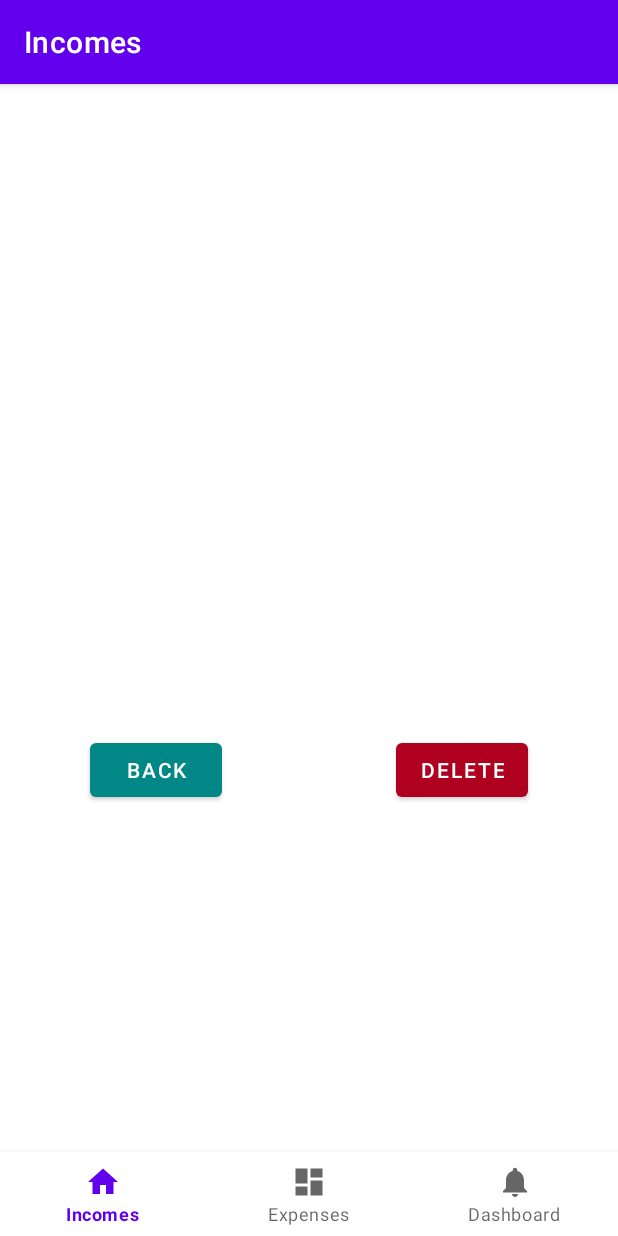
After one commit to AntoineCouck/Android_examen, an Android app: the fragment detailsFragment placed in its activity, on a phone screen of 412 x 824 dp. The commit adds this screen. Run offline under Robolectric (Android 15) with nearby library versions, the phone set to English and light mode, and no system bars; our stand-ins replace Room's generated code, navigation-ui; libraries missing offline, so code that uses them is left out: com.jakewharton.threetenabp; 1 statement that could not run was skipped.

Commit message:
Details freagment added

```diff
--- a/app/src/main/java/com/example/android_examen_couckantoine/Adapters/Income_RecyclerAdapter.java
+++ b/app/src/main/java/com/example/android_examen_couckantoine/Adapters/Income_RecyclerAdapter.java
@@ -36,21 +36,18 @@ public class Income_RecyclerAdapter  extends RecyclerView.Adapter<Income_Recycle
             amount = itemView.findViewById(R.id.tv_card_amount);
             card = itemView.findViewById(R.id.budget_card);
 
-            card.setOnClickListener(new View.OnClickListener() {
-                @Override
-                public void onClick(View view) {
+            card.setOnClickListener(view -> {
 
-//                    int position = getAdapterPosition();
-//                    Budget_item toPass = AllBudget.get(position);
-//
-//                    Bundle data = new Bundle();
-//
-//                    data.putSerializable("Budget_item" , toPass);
-//
-//                    Navigation.findNavController(itemView).navigate(R.id.action_navigation_home_to_createFragment);
+                int position = getAdapterPosition();
+                Budget_item toPass = AllBudget.get(position);
+
+                Bundle data = new Bundle();
+
+                data.putSerializable("Budget" , toPass);
+
+                Navigation.findNavController(itemView).navigate(R.id.action_navigation_home_to_details);
 
 
-                }
             });
 
         }
--- a/app/src/main/java/com/example/android_examen_couckantoine/Viewmodel/BudgetViewModel.java
+++ b/app/src/main/java/com/example/android_examen_couckantoine/Viewmodel/BudgetViewModel.java
@@ -73,4 +73,14 @@ public class BudgetViewModel extends AndroidViewModel {
 
     }
 
+    public void Delete(Budget_item item){
+
+        Budgetdatabase.databaseexe.execute(() ->
+
+                database.getDAO().deleteBudget(item)
+
+                );
+
+    }
+
 }
--- /dev/null
+++ b/app/src/main/java/com/example/android_examen_couckantoine/ui/other/detailsFragment.java
@@ -0,0 +1,114 @@
+package com.example.android_examen_couckantoine.ui.other;
+
+import android.content.Context;
+import android.graphics.Color;
+import android.os.Bundle;
+
+import androidx.annotation.NonNull;
+import androidx.annotation.Nullable;
+import androidx.fragment.app.Fragment;
+import androidx.fragment.app.FragmentActivity;
+import androidx.lifecycle.ViewModelProvider;
+import androidx.navigation.Navigation;
+
+import android.view.LayoutInflater;
+import android.view.View;
+import android.view.ViewGroup;
+import android.widget.Button;
+import android.widget.TextView;
+import android.widget.Toast;
+
+import com.example.android_examen_couckantoine.Models.BudgetType;
+import com.example.android_examen_couckantoine.Models.Budget_item;
+import com.example.android_examen_couckantoine.R;
+import com.example.android_examen_couckantoine.Viewmodel.BudgetViewModel;
+import com.example.android_examen_couckantoine.Viewmodel.MyViewModelFactory;
+
+
+public class detailsFragment extends Fragment {
+
+    private FragmentActivity mContext;
+
+    @Override
+    public void onAttach(@NonNull Context context) {
+        super.onAttach(context);
+        mContext = (FragmentActivity) context;
+    }
+
+
+    public detailsFragment() {
+        // Required empty public constructor
+    }
+
+
+
+    public static detailsFragment newInstance() {
+        detailsFragment fragment = new detailsFragment();
+        return fragment;
+    }
+
+    @Override
+    public void onCreate(Bundle savedInstanceState) {
+        super.onCreate(savedInstanceState);
+
+    }
+
+    @Override
+    public View onCreateView(LayoutInflater inflater, ViewGroup container,
+                             Bundle savedInstanceState) {
+        // Inflate the layout for this fragment
+        return inflater.inflate(R.layout.fragment_details, container, false);
+    }
+
+    @Override
+    public void onViewCreated(@NonNull View view, @Nullable Bundle savedInstanceState) {
+        super.onViewCreated(view, savedInstanceState);
+        BudgetViewModel viewModel = new ViewModelProvider(this , new MyViewModelFactory(getActivity().getApplication() , 1)).get(BudgetViewModel.class);
+
+        Budget_item passedItem = (getArguments() != null) ? (Budget_item) getArguments().getSerializable("Budget") : null;
+
+        if(passedItem != null){
+
+            TextView tvTitle = view.findViewById(R.id.tv_details_title);
+            TextView tvDescription = view.findViewById(R.id.tv_details_description);
+            TextView tvAmount = view.findViewById(R.id.tv_details_amount);
+            TextView tvDate = view.findViewById(R.id.tv_details_date);
+            TextView tv_type = view.findViewById(R.id.tv_details_type);
+            Button btn_back = view.findViewById(R.id.btn_detaills_back);
+            Button btn_delete = view.findViewById(R.id.btn_details_delete);
+
+            tvTitle.setText(passedItem.getTitle());
+            tvDescription.setText(passedItem.getDescription());
+            tvAmount.setText("€"+passedItem.getAmount());
+            tvDate.setText(passedItem.getCreatedOn().toString());
+            tv_type.setText(passedItem.getType().toString());
+
+            if(passedItem.getDescription() == BudgetType.INCOME.toString()){
+
+                tvAmount.setTextColor(Color.parseColor("#34eb46"));
+
+            } else {
+
+                tvAmount.setTextColor(Color.parseColor("#e82020"));
+
+            }
+
+            btn_back.setOnClickListener(v -> Navigation.findNavController(view).navigateUp());
+
+            btn_delete.setOnClickListener(v -> {
+
+                viewModel.Delete(passedItem);
+                Navigation.findNavController(view).navigateUp();
+
+            });
+
+
+        } else {
+
+            // TODO  if the passedItem is null in details do something
+
+        }
+
+
+    }
+}
--- /dev/null
+++ b/app/src/main/res/layout/fragment_details.xml
@@ -0,0 +1,130 @@
+<?xml version="1.0" encoding="utf-8"?>
+<androidx.constraintlayout.widget.ConstraintLayout xmlns:android="http://schemas.android.com/apk/res/android"
+    xmlns:app="http://schemas.android.com/apk/res-auto"
+    xmlns:tools="http://schemas.android.com/tools"
+    android:id="@+id/frameLayout"
+    android:layout_width="match_parent"
+    android:layout_height="match_parent"
+    tools:context=".ui.other.detailsFragment" >
+
+    <androidx.cardview.widget.CardView
+        android:layout_width="0dp"
+        android:layout_height="wrap_content"
+        android:layout_marginStart="16dp"
+        android:layout_marginLeft="16dp"
+        android:layout_marginEnd="16dp"
+        android:layout_marginRight="16dp"
+        app:cardCornerRadius="5dp"
+        app:cardElevation="5dp"
+        app:layout_constraintEnd_toEndOf="parent"
+        app:layout_constraintStart_toStartOf="parent"
+        app:layout_constraintTop_toTopOf="parent" />
+
+    <TextView
+        android:id="@+id/tv_details_title"
+        android:layout_width="0dp"
+        android:layout_height="wrap_content"
+        android:layout_marginStart="16dp"
+        android:layout_marginLeft="16dp"
+        android:layout_marginTop="54dp"
+        android:layout_marginEnd="16dp"
+        android:layout_marginRight="16dp"
+        android:gravity="center"
+        android:textSize="24sp"
+        app:layout_constraintEnd_toEndOf="parent"
+        app:layout_constraintStart_toStartOf="parent"
+        app:layout_constraintTop_toTopOf="parent"
+        tools:text="Dit is een titel" />
+
+    <TextView
+        android:id="@+id/tv_details_description"
+        android:layout_width="0dp"
+        android:layout_height="wrap_content"
+        android:layout_marginStart="16dp"
+        android:layout_marginLeft="16dp"
+        android:layout_marginTop="24dp"
+        android:layout_marginEnd="16dp"
+        android:layout_marginRight="16dp"
+        android:lines="5"
+        app:layout_constraintEnd_toEndOf="parent"
+        app:layout_constraintStart_toStartOf="parent"
+        app:layout_constraintTop_toBottomOf="@+id/tv_details_title"
+        tools:text="Dit is een beschrijving van een item" />
+
+    <TextView
+        android:id="@+id/tv_details_amount"
+        android:layout_width="0dp"
+        android:layout_height="wrap_content"
+        android:layout_marginStart="16dp"
+        android:layout_marginLeft="16dp"
+        android:layout_marginTop="24dp"
+        android:layout_marginEnd="16dp"
+        android:layout_marginRight="16dp"
+        android:gravity="center"
+        android:textAllCaps="false"
+        android:textSize="20sp"
+        android:textStyle="bold"
+        app:layout_constraintEnd_toEndOf="parent"
+        app:layout_constraintStart_toStartOf="parent"
+        app:layout_constraintTop_toBottomOf="@+id/tv_details_description"
+        tools:text="€140" />
+
+    <TextView
+        android:id="@+id/tv_details_date"
+        android:layout_width="0dp"
+        android:layout_height="wrap_content"
+        android:layout_marginStart="16dp"
+        android:layout_marginLeft="16dp"
+        android:layout_marginTop="24dp"
+        android:layout_marginEnd="16dp"
+        android:layout_marginRight="16dp"
+        android:textSize="12sp"
+        android:textStyle="italic"
+        app:layout_constraintEnd_toEndOf="parent"
+        app:layout_constraintHorizontal_bias="0.0"
+        app:layout_constraintStart_toStartOf="parent"
+        app:layout_constraintTop_toBottomOf="@+id/tv_details_amount"
+        tools:text="12-09-99" />
+
+    <TextView
+        android:id="@+id/tv_details_type"
+        android:layout_width="wrap_content"
+        android:layout_height="wrap_content"
+        android:layout_marginStart="16dp"
+        android:layout_marginLeft="16dp"
+        android:layout_marginTop="24dp"
+        android:layout_marginEnd="16dp"
+        android:layout_marginRight="16dp"
+        android:gravity="center"
+        app:layout_constraintEnd_toEndOf="parent"
+        app:layout_constraintStart_toStartOf="parent"
+        app:layout_constraintTop_toBottomOf="@+id/tv_details_date"
+        tools:text="Income" />
+
+    <Button
+        android:id="@+id/btn_detaills_back"
+        android:layout_width="wrap_content"
+        android:layout_height="wrap_content"
+        android:layout_marginStart="60dp"
+        android:layout_marginLeft="60dp"
+        android:layout_marginTop="48dp"
+        android:text="@string/btn_details_backbtn"
+        app:backgroundTint="@color/design_default_color_secondary_variant"
+        app:layout_constraintStart_toStartOf="parent"
+        app:layout_constraintTop_toBottomOf="@+id/tv_details_type"
+        tools:ignore="TextContrastCheck" />
+
+    <Button
+        android:id="@+id/btn_details_delete"
+        android:layout_width="wrap_content"
+        android:layout_height="wrap_content"
+        android:layout_marginTop="48dp"
+        android:layout_marginEnd="60dp"
+        android:layout_marginRight="60dp"
+        android:text="@string/btn_details_deletebtn"
+        app:backgroundTint="@color/design_default_color_error"
+        app:layout_constraintEnd_toEndOf="parent"
+        app:layout_constraintTop_toBottomOf="@+id/tv_details_type" />
+
+
+</androidx.constraintlayout.widget.ConstraintLayout>
--- a/app/src/main/res/navigation/mobile_navigation.xml
+++ b/app/src/main/res/navigation/mobile_navigation.xml
@@ -13,6 +13,9 @@
         <action
             android:id="@+id/action_navigation_home_to_createFragment"
             app:destination="@id/createFragment" />
+        <action
+            android:id="@+id/action_navigation_home_to_details"
+            app:destination="@id/details" />
     </fragment>
 
     <fragment
@@ -30,4 +33,13 @@
         android:id="@+id/createFragment"
         android:name="com.example.android_examen_couckantoine.ui.other.CreateFragment"
         android:label="CreateFragment" />
+    <fragment
+        android:id="@+id/details"
+        android:name="com.example.android_examen_couckantoine.ui.other.detailsFragment"
+        android:label="fragment_details"
+        tools:layout="@layout/fragment_details" >
+        <argument
+            android:name="Budget"
+            app:argType="com.example.android_examen_couckantoine.Models.Budget_item" />
+    </fragment>
 </navigation>
--- a/app/src/main/res/values/strings.xml
+++ b/app/src/main/res/values/strings.xml
@@ -10,4 +10,6 @@
     <string name="text_btn_create">Create</string>
     <string name="text_btn_card_delete">Delete</string>
     <string name="btn_contexttext_add_income">Add a new income</string>
+    <string name="btn_details_backbtn">Back</string>
+    <string name="btn_details_deletebtn">Delete</string>
 </resources>
```
